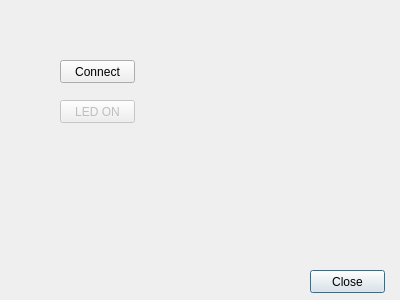
geertdaelemans/CuteCaspar, file CuteCaspar/RaspberryPIDialog.ui: the form before one commit.
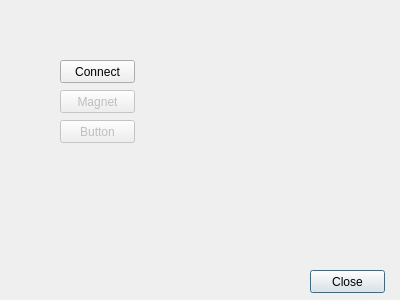
The form after the commit. Icons and pictures are not drawn.

Commit message: Cleaned up the RaspberryPI panel.

```diff
--- a/CuteCaspar/RaspberryPIDialog.ui
+++ b/CuteCaspar/RaspberryPIDialog.ui
@@ -29,25 +29,6 @@
     <string>Connect</string>
    </property>
   </widget>
-  <widget class="QPushButton" name="btnLed">
-   <property name="enabled">
-    <bool>false</bool>
-   </property>
-   <property name="geometry">
-    <rect>
-     <x>60</x>
-     <y>100</y>
-     <width>75</width>
-     <height>23</height>
-    </rect>
-   </property>
-   <property name="focusPolicy">
-    <enum>Qt::NoFocus</enum>
-   </property>
-   <property name="text">
-    <string>LED ON</string>
-   </property>
-  </widget>
   <widget class="QPushButton" name="btnClose">
    <property name="geometry">
     <rect>
@@ -99,6 +80,44 @@
     <bool>true</bool>
    </property>
   </widget>
+  <widget class="QPushButton" name="btnMagnet">
+   <property name="enabled">
+    <bool>false</bool>
+   </property>
+   <property name="geometry">
+    <rect>
+     <x>60</x>
+     <y>90</y>
+     <width>75</width>
+     <height>23</height>
+    </rect>
+   </property>
+   <property name="focusPolicy">
+    <enum>Qt::NoFocus</enum>
+   </property>
+   <property name="text">
+    <string>Magnet</string>
+   </property>
+  </widget>
+  <widget class="QPushButton" name="btnButton">
+   <property name="enabled">
+    <bool>false</bool>
+   </property>
+   <property name="geometry">
+    <rect>
+     <x>60</x>
+     <y>120</y>
+     <width>75</width>
+     <height>23</height>
+    </rect>
+   </property>
+   <property name="focusPolicy">
+    <enum>Qt::NoFocus</enum>
+   </property>
+   <property name="text">
+    <string>Button</string>
+   </property>
+  </widget>
  </widget>
  <resources>
   <include location="images.qrc"/>
```
The commit also changes 11 other files.
